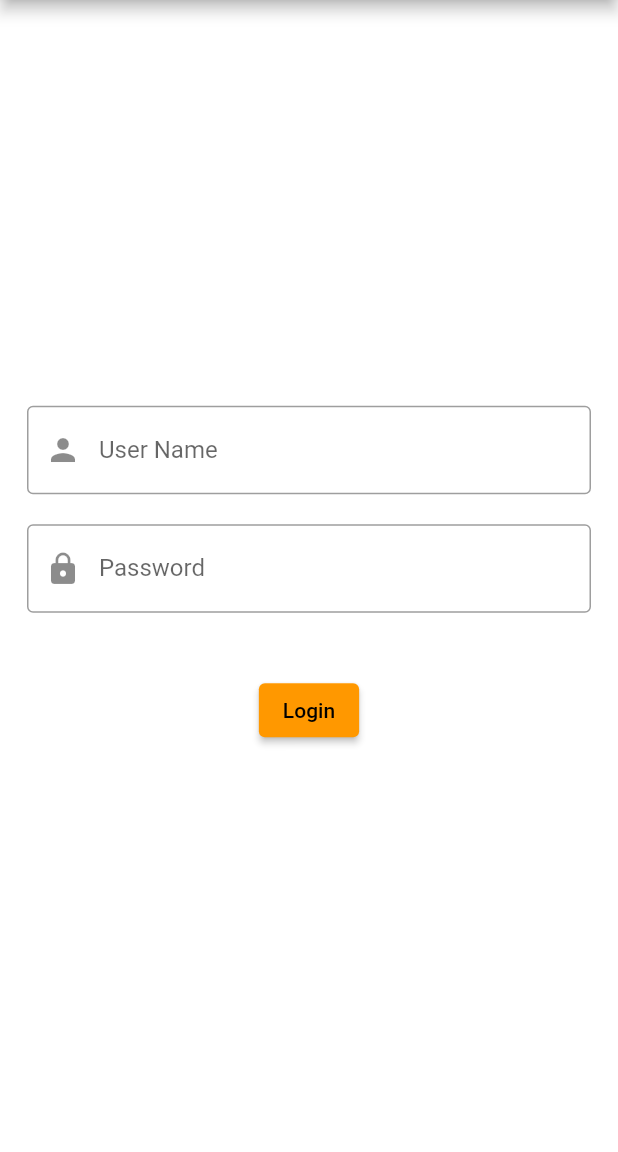
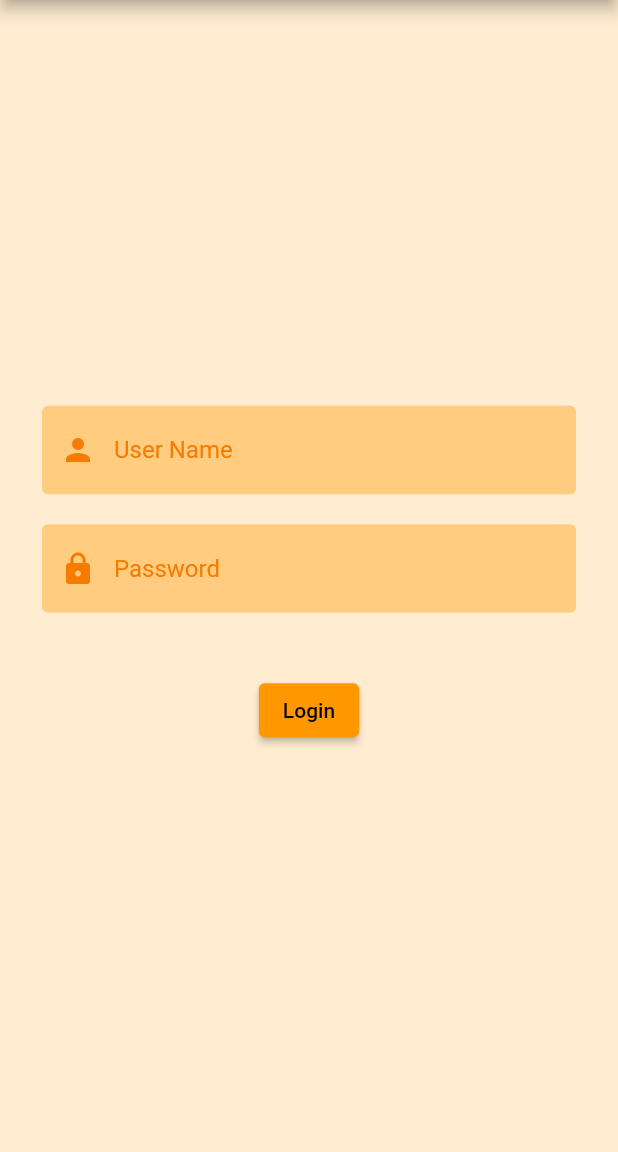
Before and after one commit to abilyc/bmt_ibnusina, a Flutter app: the screen it shows after launch, on a phone screen of 412 x 824 dp, the part 84-1236 px from its top. Run offline on Flutter 3.47's test engine with Material 2 defaults, Android fonts, the phone set to English and light mode, and no system bars; missing offline and left inert: bitsdojo_window, hasura_connect.

Commit message:
color theme

```diff
--- a/lib/main.dart
+++ b/lib/main.dart
@@ -8,6 +8,16 @@ import 'package:bitsdojo_window/bitsdojo_window.dart';
 void main() {
   WidgetsFlutterBinding.ensureInitialized();
   runApp(const MyApp());
+  if (!Platform.isAndroid) {
+    doWhenWindowReady(() {
+      const initialSize = Size(300, 450);
+      appWindow.minSize = initialSize;
+      appWindow.size = initialSize;
+      appWindow.alignment = Alignment.center;
+      appWindow.title = "BMT IBNU SINA";
+      appWindow.show();
+    });
+  }
 }
 
 class MyApp extends StatelessWidget {
@@ -17,23 +27,15 @@ class MyApp extends StatelessWidget {
   @override
   Widget build(BuildContext context) {
     Auth();
-    if (!Platform.isAndroid) {
-    doWhenWindowReady(() {
-      const initialSize = Size(280, 450);
-      appWindow.minSize = initialSize;
-      appWindow.maxSize = initialSize;
-      appWindow.size = initialSize;
-      appWindow.alignment = Alignment.center;
-      appWindow.title = "BMT IBNU SINA";
-      appWindow.show();
-    });
-  }
-    // appWindow.size = const Size(600, 320);
     return MaterialApp(
         debugShowCheckedModeBanner: false,
         title: 'BMT Ibnu Sina',
         theme: ThemeData(
           primarySwatch: Colors.orange,
+          primaryColor: Colors.orange[1200],
+          primaryColorLight: Colors.orange[200],
+          primaryColorDark: Colors.orange[850],
+          backgroundColor: const Color.fromARGB(255, 255, 236, 209),
           canvasColor: Colors.transparent,
           scaffoldBackgroundColor: Colors.transparent,
         ),
--- a/lib/screens/home.dart
+++ b/lib/screens/home.dart
@@ -11,9 +11,9 @@ class Home extends StatelessWidget {
   @override
   Widget build(BuildContext context) {
     if (!Platform.isAndroid) {
-      const Size size = Size(600, 450);
-      appWindow.size = size;
-      appWindow.maxSize = size;
+      // const Size size = Size(600, 450);
+      appWindow.size = const Size(600, 450);
+      appWindow.maxSize = const Size(600, 450);
     }
     return Container(
       child: Text("Welcome ${Auth.userData.userName}"),
--- a/lib/screens/login.dart
+++ b/lib/screens/login.dart
@@ -14,7 +14,7 @@ class LoginScreen extends StatelessWidget {
     return Container(
       decoration: BoxDecoration(borderRadius: BorderRadius.circular(16.0)),
       child: Padding(
-        padding: const EdgeInsets.symmetric(horizontal: 10.0),
+        padding: const EdgeInsets.symmetric(horizontal: 20.0),
         child: Wrap(
           alignment: WrapAlignment.center,
           runAlignment: WrapAlignment.center,
@@ -22,18 +22,51 @@ class LoginScreen extends StatelessWidget {
           children: [
             TextField(
               controller: nameController,
-              decoration: const InputDecoration(
-                  labelText: 'User Name',
-                  border: OutlineInputBorder(),
-                  prefixIcon: Icon(Icons.person)),
+              style: TextStyle(color: Theme.of(context).primaryColorDark),
+              decoration: InputDecoration(
+                  // labelText: 'User Name',
+                  hintText: 'User Name',
+                  hintStyle: TextStyle(color: Theme.of(context).primaryColorDark),
+                  fillColor: Theme.of(context).primaryColorLight,
+                  filled: true,
+                  border: OutlineInputBorder(
+                    borderRadius: BorderRadius.circular(5.5)
+                  ),
+                  focusedBorder: const OutlineInputBorder(
+                    borderSide: BorderSide(
+                      color: Colors.transparent,
+                    ),
+                  ),
+                  enabledBorder: const OutlineInputBorder(
+                    borderSide: BorderSide(
+                      color: Colors.transparent,
+                    )
+                  ),
+                  prefixIcon: Icon(Icons.person, color: Theme.of(context).primaryColorDark)),
             ),
             TextField(
               controller: passwordController,
               obscureText: true,
-              decoration: const InputDecoration(
-                  labelText: 'Password',
-                  border: OutlineInputBorder(),
-                  prefixIcon: Icon(Icons.lock)),
+              style: TextStyle(color: Theme.of(context).primaryColorDark),
+              decoration: InputDecoration(
+                  hintText: 'Password',
+                  hintStyle: TextStyle(color: Theme.of(context).primaryColorDark),
+                  fillColor: Theme.of(context).primaryColorLight,
+                  filled: true,
+                  border: OutlineInputBorder(
+                    borderRadius: BorderRadius.circular(5.5)
+                  ),
+                  focusedBorder: const OutlineInputBorder(
+                    borderSide: BorderSide(
+                      color: Colors.transparent,
+                    ),
+                  ),
+                  enabledBorder: const OutlineInputBorder(
+                    borderSide: BorderSide(
+                      color: Colors.transparent,
+                    )
+                  ),
+                  prefixIcon: Icon(Icons.lock, color: Theme.of(context).primaryColorDark)),
             ),
             const SizedBox(height: 80),
             ElevatedButton(
--- a/lib/tools/wrapper.dart
+++ b/lib/tools/wrapper.dart
@@ -26,7 +26,7 @@ class Wrapper extends StatelessWidget {
           padding: const EdgeInsets.symmetric(vertical: 20, horizontal: 8.0),
           width: double.infinity,
           height: double.infinity,
-          decoration: const BoxDecoration(color: Colors.white),
+          decoration: BoxDecoration(color: Theme.of(context).backgroundColor),
           child:body,
         ),
       )
```
